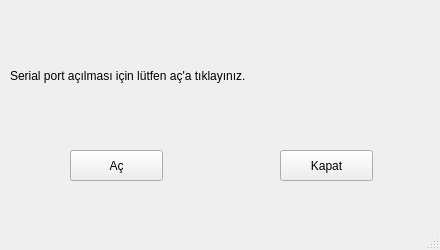
Yavuzhan-Baykara/optical-eye, file Port.ui: the form before one commit.
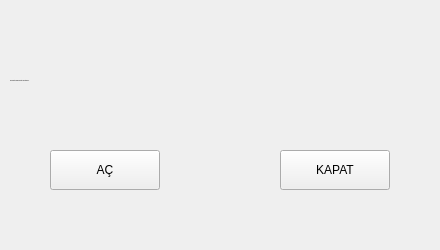
The form after the commit. Icons and pictures are not drawn.

```diff
--- a/Port.ui
+++ b/Port.ui
@@ -2130,9 +2130,20 @@
       <x>10</x>
       <y>50</y>
       <width>421</width>
-      <height>51</height>
+      <height>61</height>
      </rect>
     </property>
+    <property name="font">
+     <font>
+      <pointsize>-1</pointsize>
+      <weight>50</weight>
+      <italic>false</italic>
+      <bold>false</bold>
+      <underline>false</underline>
+      <strikeout>false</strikeout>
+      <kerning>true</kerning>
+     </font>
+    </property>
     <property name="text">
      <string>Serial port açılması için lütfen aç'a tıklayınız.</string>
     </property>
@@ -2140,14 +2151,14 @@
    <widget class="QPushButton" name="Ac_pushButton">
     <property name="geometry">
      <rect>
-      <x>70</x>
+      <x>50</x>
       <y>150</y>
-      <width>93</width>
-      <height>31</height>
+      <width>110</width>
+      <height>40</height>
      </rect>
     </property>
     <property name="text">
-     <string>Aç</string>
+     <string>AÇ</string>
     </property>
    </widget>
    <widget class="QPushButton" name="Kapat_pushButton">
@@ -2155,26 +2166,15 @@
      <rect>
       <x>280</x>
       <y>150</y>
-      <width>93</width>
-      <height>31</height>
+      <width>110</width>
+      <height>40</height>
      </rect>
     </property>
     <property name="text">
-     <string>Kapat</string>
+     <string>KAPAT</string>
     </property>
    </widget>
   </widget>
-  <widget class="QMenuBar" name="menubar">
-   <property name="geometry">
-    <rect>
-     <x>0</x>
-     <y>0</y>
-     <width>440</width>
-     <height>43</height>
-    </rect>
-   </property>
-  </widget>
-  <widget class="QStatusBar" name="statusbar"/>
  </widget>
  <resources/>
  <connections/>
```
